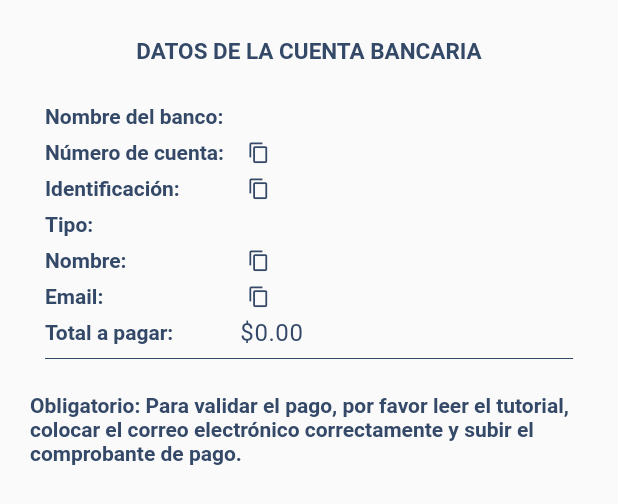
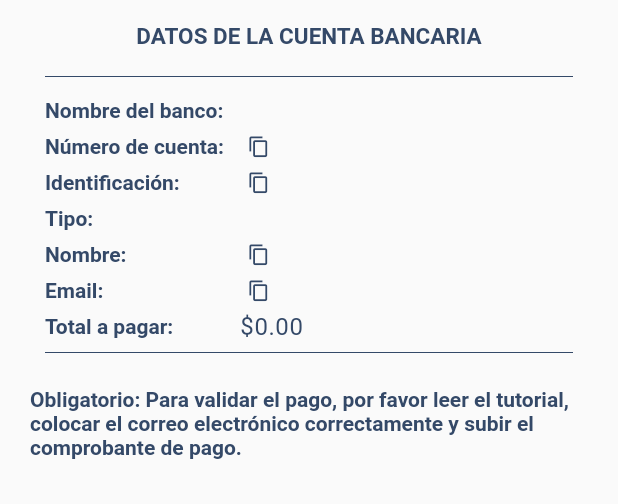
Before and after one commit to ArcadianBeez/beez_payment_verification, a Flutter app: the BankAccountDetails widget shown alone on an empty page, opened directly with empty values, on a phone screen of 412 x 824 dp. Shown: the top 504 px of the screen. Run offline on Flutter 3.47's test engine with Material 2 defaults, Android fonts, the phone set to English and light mode, and no system bars; our stand-ins replace dotted_border, firebase_core, flare_flutter, image_picker; missing offline and left inert: dart:html, dart:js, global_configuration, jwt_decode; accounts and stored records are empty; network calls fail; Roboto replaces fonts that are missing (Poppins).

```diff
--- a/lib/elements/bank_account_details.dart
+++ b/lib/elements/bank_account_details.dart
@@ -25,20 +25,12 @@ class BankAccountDetails extends StatelessWidget {
       child: Center(
         child: Column(
           children: [
-            Container(
-              padding: const EdgeInsets.symmetric(vertical: 10),
-              // margin: const EdgeInsets.symmetric(horizontal: 20),
-              // decoration: BoxDecoration(
-              //   color: Theme.of(context).colorScheme.secondary,
-              //   borderRadius: BorderRadius.circular(10),
-              // ),
-              child: Row(
+            Row(
               mainAxisAlignment: MainAxisAlignment.center,
               children: [
                 Text(
                   "DATOS DE LA CUENTA BANCARIA",
-                    style:
-                        Theme.of(context).textTheme.headline5!.merge(TextStyle(
+                  style: Theme.of(context).textTheme.headline5!.merge(TextStyle(
                       color: Theme.of(context).hintColor,
                       //  color: Colors.black87,
                       fontSize: 15,
@@ -46,20 +38,20 @@ class BankAccountDetails extends StatelessWidget {
                 ),
               ],
             ),
-            ),
             Container(
               padding: const EdgeInsets.symmetric(horizontal: 10, vertical: 10),
               child: Column(
                 children: [
+                  Divider(color: Theme.of(context).hintColor),
                   const SizedBox(height: 5),
-                  buildRowInfoBank(
-                      context, 'Nombre del banco:', bankInfo.bankName ?? 'N/A', false),
+                  buildRowInfoBank(context, 'Nombre del banco:',
+                      bankInfo.bankName ?? 'N/A', false),
                   const SizedBox(height: 5),
                   buildRowInfoBank(context, 'Número de cuenta:',
                       bankInfo.accountNumber ?? 'N/A', true),
                   const SizedBox(height: 5),
-                  buildRowInfoBank(
-                      context, 'Identificación:', bankInfo.ciNumber ?? 'N/A', true),
+                  buildRowInfoBank(context, 'Identificación:',
+                      bankInfo.ciNumber ?? 'N/A', true),
                   const SizedBox(height: 5),
                   buildRowInfoBank(
                       context, 'Tipo:', bankInfo.accountType ?? 'N/A', false),
@@ -67,7 +59,8 @@ class BankAccountDetails extends StatelessWidget {
                   buildRowInfoBank(
                       context, 'Nombre:', bankInfo.ownerName ?? 'N/A', true),
                   const SizedBox(height: 5),
-                  buildRowInfoBank(context, 'Email:', bankInfo.email ?? 'N/A', true),
+                  buildRowInfoBank(
+                      context, 'Email:', bankInfo.email ?? 'N/A', true),
                   const SizedBox(height: 5),
                   buildRowInfoBank(context, 'Total a pagar:',
                       '\$${bankInfo.price.toStringAsFixed(2)}', false),
@@ -89,7 +82,8 @@ class BankAccountDetails extends StatelessWidget {
     );
   }
 
-  Row buildRowInfoBank(BuildContext context, String name, String value, bool isCopyable) {
+  Row buildRowInfoBank(
+      BuildContext context, String name, String value, bool isCopyable) {
     return Row(
       mainAxisAlignment: MainAxisAlignment.start,
       children: [
@@ -105,8 +99,6 @@ class BankAccountDetails extends StatelessWidget {
           ),
         ),
         const SizedBox(width: 10),
-
-
         Row(
           children: [
             Text(
@@ -118,7 +110,8 @@ class BankAccountDetails extends StatelessWidget {
                   ),
             ),
             const SizedBox(width: 5),
-        isCopyable? GestureDetector(
+            isCopyable
+                ? GestureDetector(
                     onTap: () {
                       Clipboard.setData(ClipboardData(text: value));
                       ScaffoldMessenger.of(context).showSnackBar(
@@ -128,11 +121,12 @@ class BankAccountDetails extends StatelessWidget {
                         ),
                       );
                     },
-          child: Icon(Icons.copy, size: 15, color: Theme.of(context).hintColor),
-        ) : const SizedBox(),
+                    child: Icon(Icons.copy,
+                        size: 15, color: Theme.of(context).hintColor),
+                  )
+                : const SizedBox(),
           ],
         ),
-
       ],
     );
   }
```
Also changed, not shown: lib/main.dart (+29 -10 lines). Lines whose indentation alone changed are shown as unchanged.
